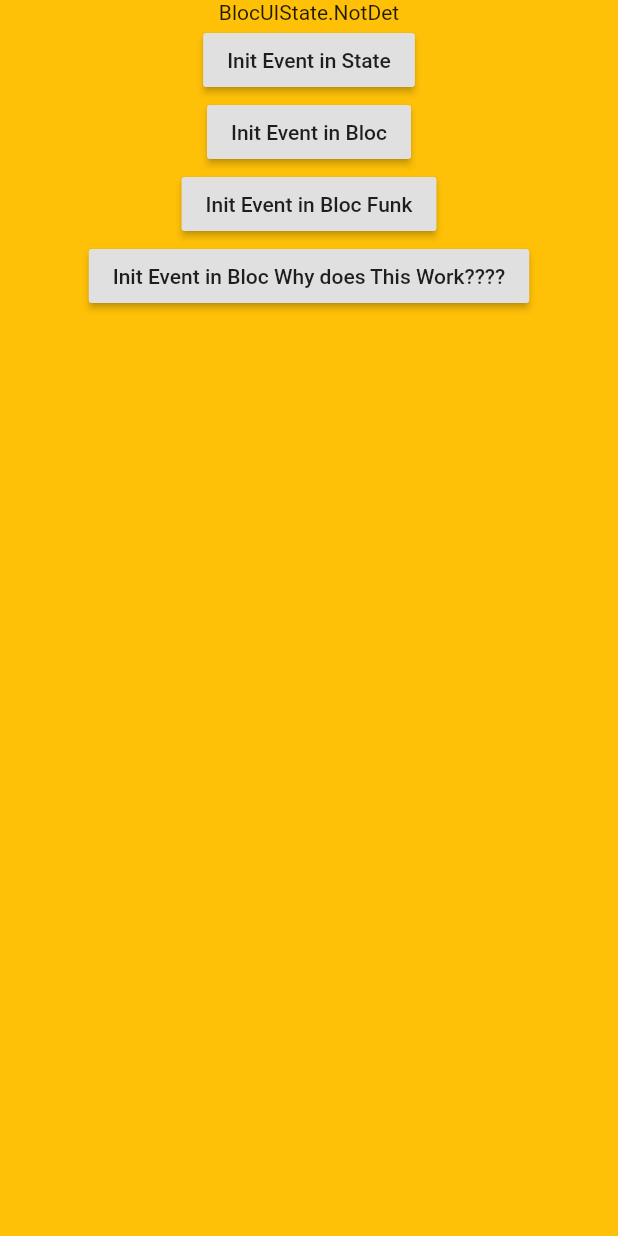
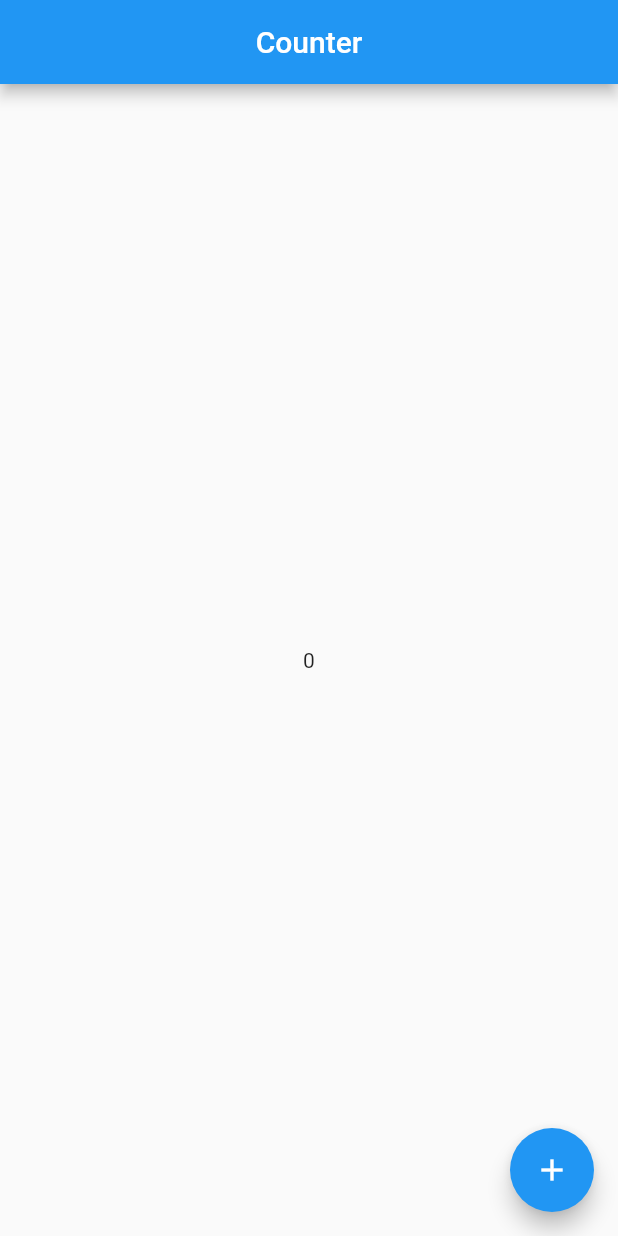
Before and after one commit to pekretsc/bloceventloop, a Flutter app: the screen it shows after launch, on a phone screen of 412 x 824 dp. Run offline on Flutter 3.47's test engine with Material 2 defaults, Android fonts, the phone set to English and light mode, and no system bars; our stand-ins replace rxdart.

Commit message:
CounterBloc Works

```diff
--- /dev/null
+++ b/lib/Counter.dart
@@ -0,0 +1,70 @@
+import 'package:flutter/material.dart';
+import 'package:bloceventloop/CounterBloc.dart';
+class Counter  extends StatelessWidget {
+  final CounterBloc counterBloc= CounterBloc();
+  @override
+  Widget build(BuildContext context) {
+    return Material(
+      child: Scaffold(
+        appBar: AppBar(
+          title: Text(
+            'Counter'
+          ),
+          centerTitle: true,
+        ),
+        floatingActionButton: FloatingActionButton(
+          onPressed: (){
+            counterBloc.EventSink.add(AddEvent());
+          },
+          child: Icon(
+            Icons.add,
+            color: Colors.white,
+          ),
+        ),
+        body: Center(
+          child: StreamBuilder(
+            stream: counterBloc.StateStream,
+            initialData: counterBloc.blocState,
+            // ignore: missing_return
+            builder: (context, AsyncSnapshot<CounterBlocState> snap){
+              print(counterBloc.EventSink.toString());
+               switch(snap.data.state) {
+                         case CounterBlocUIState.NotDet: {
+                           return Center(
+                             child: Text(
+                                 snap.data.stateData.toString()
+                             ),
+                           );
+                         }
+                         break;
+
+                         case CounterBlocUIState.Waiting: {
+                           return Center(
+                             child: CircularProgressIndicator()
+                           );
+                         }
+                         break;
+                         case CounterBlocUIState.Fail: {
+                           //statements;
+                         }
+                         break;
+                         case CounterBlocUIState.Fin: {
+                           return Center(
+                             child: Text(
+                                 snap.data.stateData.toString()
+                             ),
+                           );
+                         }
+                         break;
+                         /*default: {
+                           //statements;
+                         }
+                         break;*/
+                       }
+            },
+          ),
+        ),
+      )
+    );
+  }
+}
--- /dev/null
+++ b/lib/CounterBloc.dart
@@ -0,0 +1,64 @@
+import 'dart:async';
+import 'package:rxdart/rxdart.dart';
+
+class CounterBloc {
+  CounterBlocState blocState = CounterBlocState();
+
+  final _StateController = BehaviorSubject<CounterBlocState>();
+
+  StreamSink<CounterBlocState> get _stateSink => _StateController.sink;
+  Stream<CounterBlocState> get StateStream => _StateController.stream;
+
+  final _EventController = StreamController<CounterBlocEvent>();
+  Sink<CounterBlocEvent> get EventSink => _EventController.sink;
+
+  CounterBloc() {
+    _stateSink.add(blocState);
+    _EventController.stream.listen(_mapEventToState);
+  }
+
+
+  void refresh(CounterBlocUIState state) async {
+    blocState.state = state;
+    _stateSink.add(blocState);
+  }
+
+  void _mapEventToState(CounterBlocEvent event) async {
+    if (event is AddEvent) {
+      refresh(CounterBlocUIState.Waiting);
+      String result = await blocState.Add();
+      if (result == '') {
+        refresh(CounterBlocUIState.Fin);
+      } else {
+        refresh(CounterBlocUIState.Fail);
+      }
+    }
+
+  }
+  void dispose() {
+    _StateController.close();
+    _EventController.close();
+  }
+}
+
+class CounterBlocState {
+  CounterBlocUIState state = CounterBlocUIState.NotDet;
+
+  int stateData = 0;
+
+  Future<String> Add() async {
+    String returnValue = '';
+    try {
+      stateData ++;
+      await Future.delayed(Duration(seconds: 3));
+    } catch (e) {
+      returnValue = e.toString();
+    }
+    return returnValue;
+  }
+}
+
+enum CounterBlocUIState {  NotDet,Waiting,Fail,Fin, }
+
+abstract class CounterBlocEvent{}
+class AddEvent extends CounterBlocEvent{}
--- a/lib/TestBloc.dart
+++ b/lib/TestBloc.dart
@@ -1,4 +1,5 @@
 import 'dart:async';
+import 'package:bloceventloop/Counter.dart';
 import 'package:rxdart/rxdart.dart';
 import 'dart:io';
 
@@ -21,7 +22,7 @@ class Bloc {
   }
 
   void _stateUpdateted(BlocState state){
-   // print('BlocState update: ${blocState.state}');
+
   }
   void refresh(BlocUIState state) async {
     blocState.state = state;
--- a/lib/main.dart
+++ b/lib/main.dart
@@ -1,5 +1,5 @@
 import 'package:flutter/material.dart';
-
+import 'package:bloceventloop/Counter.dart';
 import 'TestPage.dart';
 
 
@@ -17,6 +17,6 @@ class _MyAppState extends State<MyApp> {
   @override
   Widget build(BuildContext context) {
     // TODO: implement build
-    return MaterialApp(home: TestPage());
+    return MaterialApp(home: Counter());
   }
 }
```
